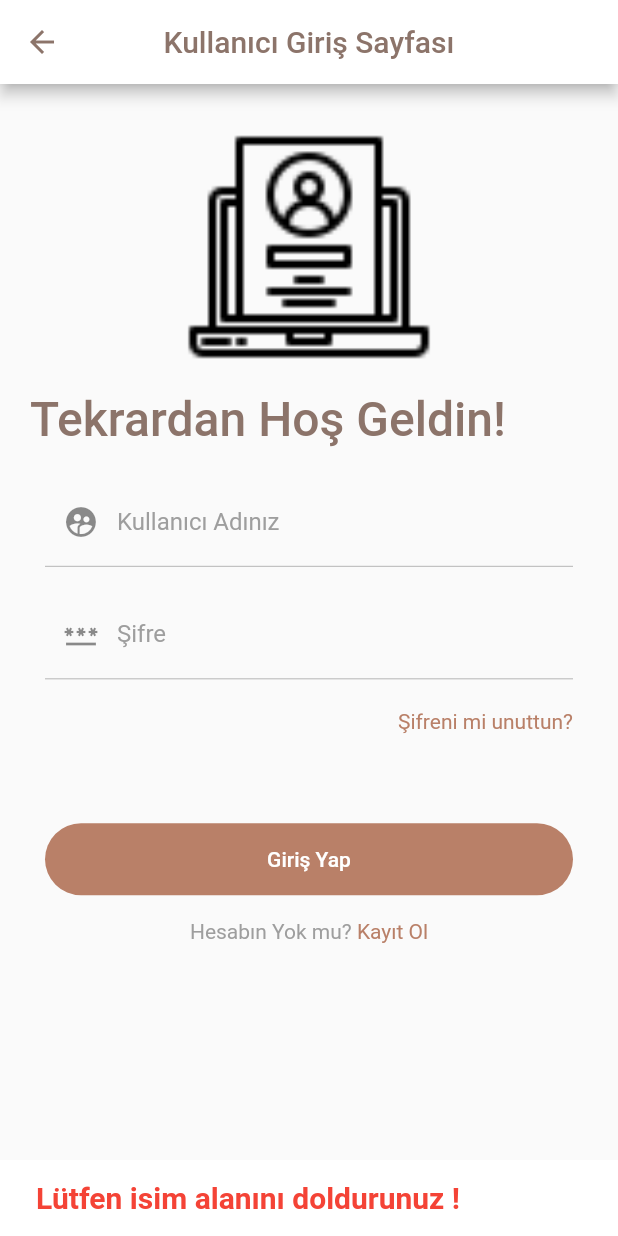
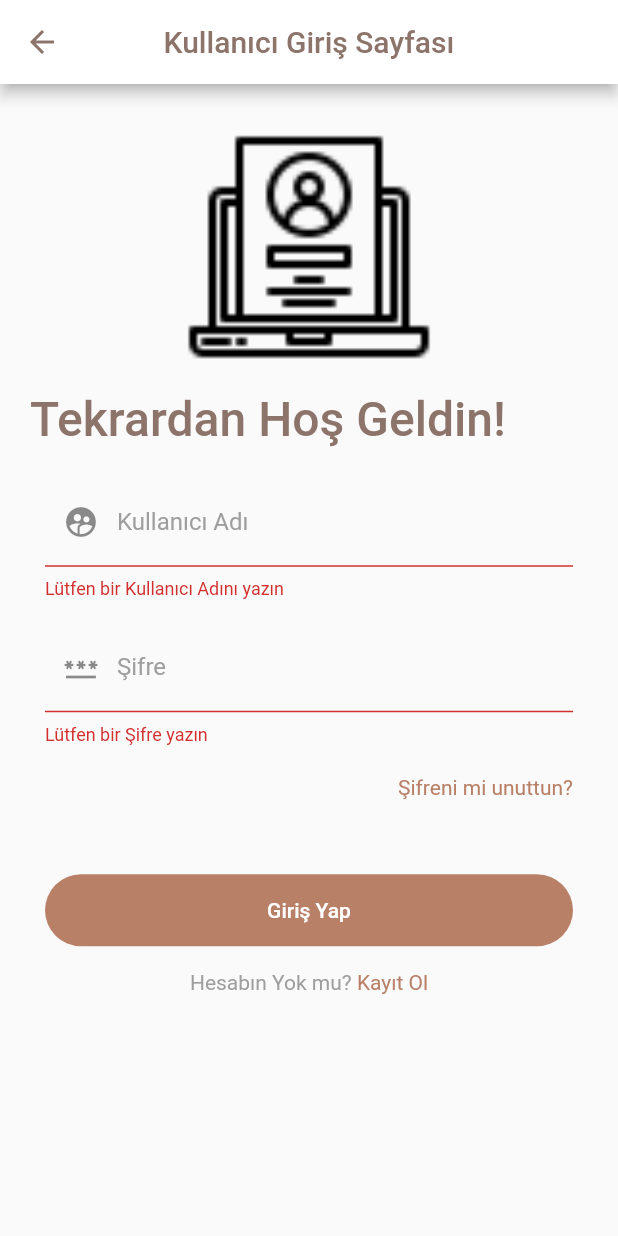
Before and after one commit to Umut-Kilic/Bus-Station-Dbms, a Flutter app: the KullaniciGiris screen opened directly, after a tap on "Giriş Yap", on a phone screen of 412 x 824 dp. Run offline on Flutter 3.47's test engine with Material 2 defaults, Android fonts, the phone set to English and light mode, and no system bars; our stand-ins replace cloud_firestore, firebase_auth, firebase_core, google_maps_flutter, sqflite; accounts and stored records are empty.

```diff
--- a/lib/AdminGiris.dart
+++ b/lib/AdminGiris.dart
@@ -31,8 +31,12 @@ class _AdminGirisState extends State<AdminGiris> {
   final adminU = "Umut";
   final adminP = "Goksel";
 
+  final GlobalKey<FormState> _formKey= GlobalKey<FormState>();
+
   TextEditingController nameController = TextEditingController();
   TextEditingController passwordController = TextEditingController();
+
+
   @override
   Widget build(BuildContext context) {
     final width1 = MediaQuery.of(context).size.width * 0.7;
@@ -65,11 +69,14 @@ class _AdminGirisState extends State<AdminGiris> {
                     padding: EdgeInsets.symmetric(
                         horizontal: 40
                     ),
-                child:Column(
-                  children: [
-                    ozelTextField(icon:Icons.supervised_user_circle,tftctr:nameController,hintText: "Kullanıcı Adınız",label: "Kullanıcı Adı"),
-                    ozelTextField(icon:Icons.password,tftctr:passwordController,hintText: "Şifre",label: "Şifre",obsureText: true),
-                  ],
+                child:Form(
+                  key: _formKey,
+                  child: Column(
+                    children: [
+                      ozelFormTextField(icon:Icons.supervised_user_circle,tftctr:nameController,degisken:"Kullanıcı Adını",hintText: "Kullanıcı Adınız",label: "Kullanıcı Adı"),
+                      ozelFormTextField(icon:Icons.password,tftctr:passwordController,degisken:"Şifre",hintText: "Şifre",label: "Şifre",obsureText: true)
+                    ],
+                  ),
                 )
                 ),
                 SizedBox(
@@ -77,18 +84,8 @@ class _AdminGirisState extends State<AdminGiris> {
                   height: height4,
                   child: ElevatedButton(
                     onPressed: (){
+                      if(_formKey.currentState!.validate()){
 
-                      if(nameController.text==""){
-                        ScaffoldMessenger.of(context).showSnackBar(
-                            SnackBar(backgroundColor: Colors.white,content: Text("Lütfen isim alanını doldurunuz !",style: TextStyle(fontSize: 20,color: Colors.red,fontWeight: FontWeight.bold),))
-                        );
-                      }
-                      else if(passwordController.text==""){
-                        ScaffoldMessenger.of(context).showSnackBar(
-                            SnackBar(backgroundColor: Colors.white,content: Text("Lütfen şifre alanını doldurunuz !",style: TextStyle(fontSize: 20,color: Colors.red,fontWeight: FontWeight.bold),))
-                        );
-                      }
-                      else{
                         if(nameController.text==adminU && passwordController.text==adminP){
                           Navigator.push(context, MaterialPageRoute(builder: (context) => AdminHome()));
                           nameController.text="";
@@ -99,6 +96,7 @@ class _AdminGirisState extends State<AdminGiris> {
                               SnackBar(backgroundColor: Colors.white,content: Text("Girdiğiniz bilgiler yanlıştır !",style: TextStyle(fontSize: 20,color: Colors.red,fontWeight: FontWeight.bold),))
                           );
                         }
+
                       }
 
                     },
@@ -119,7 +117,8 @@ class _AdminGirisState extends State<AdminGiris> {
 }
 
 
-Widget ozelTextField({icon,tftctr,hintText,label,obsureText = false,}){
+Widget ozelFormTextField({icon,tftctr,degisken,hintText,label,obsureText = false,}){
+  String text1=tftctr.text;
   return Column(
     crossAxisAlignment: CrossAxisAlignment.start,
     children: [
@@ -129,9 +128,15 @@ Widget ozelTextField({icon,tftctr,hintText,label,obsureText = false,}){
           color: Colors.black87
       ),),
       SizedBox(height: 5,),
-      TextField(
+      TextFormField(
         controller: tftctr,
         obscureText: obsureText,
+        validator: (text1){
+          if(text1!.isEmpty){
+            return "Lütfen bir $degisken yazın";
+          }
+          return null;
+        },
         decoration: InputDecoration(
           prefixIcon: Icon(icon),
           hintText: hintText,
--- a/lib/KullaniciGiris.dart
+++ b/lib/KullaniciGiris.dart
@@ -1,4 +1,3 @@
-
 import 'package:cloud_firestore/cloud_firestore.dart';
 import 'package:firebase_core/firebase_core.dart';
 import 'package:flutter/gestures.dart';
@@ -12,40 +11,30 @@ void main() {
   runApp(Kg());
 }
 
-
 class Kg extends StatelessWidget {
-
-  final Future<FirebaseApp> _initialization=Firebase.initializeApp();
-
+  final Future<FirebaseApp> _initialization = Firebase.initializeApp();
 
   @override
   Widget build(BuildContext context) {
-
-
     return MaterialApp(
-
         debugShowCheckedModeBanner: false,
         theme: ThemeData(
           primarySwatch: Colors.blue,
         ),
         home: FutureBuilder(
             future: _initialization,
-            builder: (context,snapshot){
-              if(snapshot.hasError){
+            builder: (context, snapshot) {
+              if (snapshot.hasError) {
                 return Center(child: Text("Beklenmeyen bir haa ortaya çıktı"));
-              }
-              else if(snapshot.hasData){
+              } else if (snapshot.hasData) {
                 return KullaniciGiris();
-              }
-              else{
+              } else {
                 return Center(child: CircularProgressIndicator());
               }
-            }
-        )
-
-    );
+            }));
   }
 }
+
 class KullaniciGiris extends StatefulWidget {
   const KullaniciGiris({Key? key}) : super(key: key);
 
@@ -54,48 +43,50 @@ class KullaniciGiris extends StatefulWidget {
 }
 
 class _KullaniciGirisState extends State<KullaniciGiris> {
-
-  final _firestore=FirebaseFirestore.instance;
+  final _firestore = FirebaseFirestore.instance;
 
   TextEditingController nameController = TextEditingController();
   TextEditingController emailController = TextEditingController();
   TextEditingController passwordController = TextEditingController();
 
+  final GlobalKey<FormState> _formKey= GlobalKey<FormState>();
 
-
-  getDocumentData(ad,sifre) async{
-    CollectionReference userRef=_firestore.collection('Kisiler');
+  getDocumentData(ad, sifre) async {
+    CollectionReference userRef = _firestore.collection('Kisiler');
     QuerySnapshot querySnapshot = await userRef.get();
     final _docData = querySnapshot.docs.map((doc) => doc.data()).toList();
 
-    List liste=[];
-    for(int i=0;i<_docData.length;i++){
+    List liste = [];
+    for (int i = 0; i < _docData.length; i++) {
       liste.add(_docData[i]);
     }
-    bool usernameBool =false;
-    bool passwordBool =false;
+    bool usernameBool = false;
+    bool passwordBool = false;
 
-    for(int i=0;i<liste.length;i++){
-      print(liste[i]['Name']+"    "+liste[i]['Password']);
-      if(liste[i]['Name']==ad){
-        usernameBool=true;
+    for (int i = 0; i < liste.length; i++) {
+      print(liste[i]['Name'] + "    " + liste[i]['Password']);
+      if (liste[i]['Name'] == ad) {
+        usernameBool = true;
       }
-      if(liste[i]['Password']==sifre){
-        passwordBool=true;
+      if (liste[i]['Password'] == sifre) {
+        passwordBool = true;
       }
     }
-    if(usernameBool && passwordBool){
+    if (usernameBool && passwordBool) {
       return true;
-    }
-    else{
+    } else {
       return false;
     }
+  }
 
-  }
+  Color mBackgroundColor = Color(0xFFFFFFFF);
+
+  Color mPrimaryColor = Color(0xFFB98068);
+
+  Color mPrimaryTextColor = Color(0xFF8C746A);
 
   @override
   Widget build(BuildContext context) {
-
     final width1 = MediaQuery.of(context).size.width * 0.7;
     final width2 = MediaQuery.of(context).size.width;
     final width3 = MediaQuery.of(context).size.width;
@@ -105,27 +96,25 @@ class _KullaniciGirisState extends State<KullaniciGiris> {
     final height3 = MediaQuery.of(context).size.height * 0.05;
     final height4 = MediaQuery.of(context).size.height * 0.07;
 
-    CollectionReference userRef=_firestore.collection('Kisiler');
-
-    Color mBackgroundColor = Color(0xFFFFFFFF);
-
-    Color mPrimaryColor = Color(0xFFB98068);
-
-    Color mPrimaryTextColor = Color(0xFF8C746A);
-
-
+    CollectionReference userRef = _firestore.collection('Kisiler');
 
     return Scaffold(
       appBar: AppBar(
         backgroundColor: mBackgroundColor,
-          title: Text("Kullanıcı Giriş Sayfası",style: TextStyle(color: mPrimaryTextColor),),
+        title: Text(
+          "Kullanıcı Giriş Sayfası",
+          style: TextStyle(color: mPrimaryTextColor),
+        ),
         centerTitle: true,
         leading: IconButton(
-            icon: Icon(Icons.arrow_back,color: mPrimaryTextColor,),
+          icon: Icon(
+            Icons.arrow_back,
+            color: mPrimaryTextColor,
+          ),
           onPressed: () {
-              Navigator.push(context,  MaterialPageRoute(builder: (context) => AdminUserSayfasi()));
+            Navigator.push(context,
+                MaterialPageRoute(builder: (context) => AdminUserSayfasi()));
           },
-
         ),
       ),
       body: SingleChildScrollView(
@@ -134,18 +123,18 @@ class _KullaniciGirisState extends State<KullaniciGiris> {
           children: <Widget>[
             Center(
               child: Padding(
-                  padding: const EdgeInsets.only(top:25.0),
+                padding: const EdgeInsets.only(top: 25.0),
                 child: SizedBox(
                   height: height1,
                   child: FittedBox(
-                        child:Image.asset("resimler/login.png"),
+                    child: Image.asset("resimler/login.png"),
                     fit: BoxFit.fill,
                   ),
                 ),
               ),
             ),
             Padding(
-                padding: const EdgeInsets.only(top:15.0,left: 20,right: 20),
+              padding: const EdgeInsets.only(top: 15.0, left: 20, right: 20),
               child: Text(
                 'Tekrardan Hoş Geldin!',
                 style: TextStyle(
@@ -160,59 +149,28 @@ class _KullaniciGirisState extends State<KullaniciGiris> {
                 vertical: 20,
                 horizontal: 30,
               ),
+              child: Form(
+                key: _formKey,
                 child: Column(
                   children: <Widget>[
-              TextField(
-                controller: nameController,
-                cursorColor: Colors.grey,
-                decoration: InputDecoration(
-                  prefixIcon: Icon(Icons.supervised_user_circle),
-                  labelText: 'Kullanıcı Adınız',
-                  labelStyle: TextStyle(color: Colors.grey),
-                  border: UnderlineInputBorder(
-                      borderSide: BorderSide(
-                        color: mPrimaryColor,
-                        width: 2,
-                      )),
-                  focusedBorder: UnderlineInputBorder(
-                      borderSide: BorderSide(
-                        color: mPrimaryColor,
-                        width: 2,
-                      )),
-                  enabledBorder: UnderlineInputBorder(
-                      borderSide: BorderSide(
-                        color: Colors.grey,
-                        width: 0.5,
-                      )),
+                    ozelTextFormField(
+                        icon: Icons.supervised_user_circle,
+                        tftctr: nameController,
+                        degisken: "Kullanıcı Adını",
+                        hintText: "Kullanıcı Adınız",
+                        label: "Kullanıcı Adı"),
+                    SizedBox(
+                      height: 16,
                     ),
+                    ozelTextFormField(
+                        icon: Icons.password,
+                        tftctr: passwordController,
+                        degisken: "Şifre",
+                        hintText: "Şifre",
+                        label: "Şifre",
+                        obsureText: true)
+                  ],
                 ),
-              SizedBox(height: 16,),
-              TextField(
-                controller: passwordController,
-                cursorColor: Colors.grey,
-                decoration: InputDecoration(
-                  prefixIcon: Icon(Icons.password),
-                  labelText: 'Şifre',
-                  labelStyle: TextStyle(color: Colors.grey),
-                  border: UnderlineInputBorder(
-                      borderSide: BorderSide(
-                        color: mPrimaryColor,
-                        width: 2,
-                      )),
-                  focusedBorder: UnderlineInputBorder(
-                      borderSide: BorderSide(
-                        color: mPrimaryColor,
-                        width: 2,
-                      )),
-                  enabledBorder: UnderlineInputBorder(
-                      borderSide: BorderSide(
-                        color: Colors.grey,
-                        width: 0.5,
-                      )),
-                ),
-              ),
-
-            ],
               ),
             ),
             Container(
@@ -224,7 +182,7 @@ class _KullaniciGirisState extends State<KullaniciGiris> {
               ),
             ),
             SizedBox(
-                height: 60,
+              height: 50,
             ),
             Container(
               padding: const EdgeInsets.symmetric(horizontal: 30),
@@ -233,29 +191,26 @@ class _KullaniciGirisState extends State<KullaniciGiris> {
                   borderRadius: BorderRadius.circular(36),
                 ),
                 color: mPrimaryColor,
-                  onPressed: () async{
-                    if(nameController.text==""){
-                      ScaffoldMessenger.of(context).showSnackBar(
-                          SnackBar(backgroundColor: Colors.white,content: Text("Lütfen isim alanını doldurunuz !",style: TextStyle(fontSize: 20,color: Colors.red,fontWeight: FontWeight.bold),))
-                      );
-                    }
-                    else if(passwordController.text==""){
-                      ScaffoldMessenger.of(context).showSnackBar(
-                          SnackBar(backgroundColor: Colors.white,content: Text("Lütfen şifre alanını doldurunuz !",style: TextStyle(fontSize: 20,color: Colors.red,fontWeight: FontWeight.bold),))
-                      );
-                    }
-                    else{
-                      bool sonuc=await getDocumentData(nameController.text, passwordController.text);
-                      if( sonuc){
-                        Navigator.push(context, MaterialPageRoute(builder: (context) => UserDisplay()));
-                        nameController.text="";
-                        passwordController.text="";
-                      }
-                      else{
-                        ScaffoldMessenger.of(context).showSnackBar(
-                            SnackBar(backgroundColor: Colors.white,content: Text("Girdiğiniz bilgiler yanlıştır !",style: TextStyle(fontSize: 20,color: Colors.red,fontWeight: FontWeight.bold),))
-                        );
-
+                onPressed: () async {
+                 if(_formKey.currentState!.validate()){
+                   bool sonuc = await getDocumentData(nameController.text, passwordController.text);
+                   if (sonuc) {
+                     Navigator.push(context,
+                         MaterialPageRoute(builder: (context) => UserDisplay()));
+                     nameController.text = "";
+                     passwordController.text = "";
+                   } else {
+                     ScaffoldMessenger.of(context).showSnackBar(SnackBar(
+                         backgroundColor: Colors.white,
+                         content: Text(
+                           "Girdiğiniz bilgiler yanlıştır !",
+                           style: TextStyle(
+                               fontSize: 20,
+                               color: Colors.red,
+                               fontWeight: FontWeight.bold),
+                         )));
+                     nameController.text = "";
+                     passwordController.text = "";
                    }
                  }
 
@@ -287,11 +242,12 @@ class _KullaniciGirisState extends State<KullaniciGiris> {
                     style: TextStyle(
                       color: mPrimaryColor,
                     ),
-                      recognizer: new TapGestureRecognizer()..onTap = () {
-
-                        Navigator.push(context, MaterialPageRoute(builder: (context) => KayitOl()));
-                        nameController.text="";
-                        passwordController.text="";
+                    recognizer: new TapGestureRecognizer()
+                      ..onTap = () {
+                        Navigator.push(context,
+                            MaterialPageRoute(builder: (context) => KayitOl()));
+                        nameController.text = "";
+                        passwordController.text = "";
                       },
                   ),
                 ]),
@@ -301,8 +257,41 @@ class _KullaniciGirisState extends State<KullaniciGiris> {
         ),
       ),
     );
+  }
 
-
-
+  Widget ozelTextFormField({icon, tftctr, degisken, hintText, label, obsureText = false,}) {
+    String text1 = degisken;
+    return TextFormField(
+      controller: tftctr,
+      cursorColor: Colors.grey,
+      obscureText: obsureText,
+      validator: (text1) {
+        if (text1!.isEmpty) {
+          return "Lütfen bir $degisken yazın";
+        } else {
+          return null;
+        }
+      },
+      decoration: InputDecoration(
+        prefixIcon: Icon(icon),
+        labelText: label,
+        labelStyle: TextStyle(color: Colors.grey),
+        border: UnderlineInputBorder(
+            borderSide: BorderSide(
+          color: mPrimaryColor,
+          width: 2,
+        )),
+        focusedBorder: UnderlineInputBorder(
+            borderSide: BorderSide(
+          color: mPrimaryColor,
+          width: 2,
+        )),
+        enabledBorder: UnderlineInputBorder(
+            borderSide: BorderSide(
+          color: Colors.grey,
+          width: 0.5,
+        )),
+      ),
+    );
   }
 }
--- a/pubspec.yaml
+++ b/pubspec.yaml
@@ -32,6 +32,7 @@ dependencies:
   firebase_core: ^1.13.1
   cloud_firestore: ^3.1.10
   google_maps_flutter: ^2.1.3
+  firebase_auth: ^3.3.11
 
 
   # The following adds the Cupertino Icons font to your application.
```
Also changed, not shown: lib/AdminPanelDurak.dart (+8 -17 lines), lib/kayitOl.dart (+66 -27 lines), pubspec.lock, 1 other file. Lines whose indentation alone changed are shown as unchanged.
